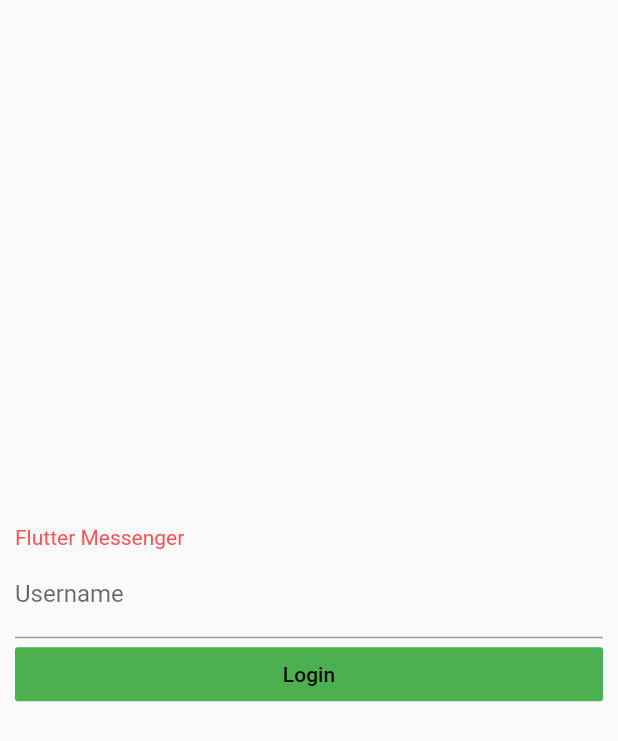
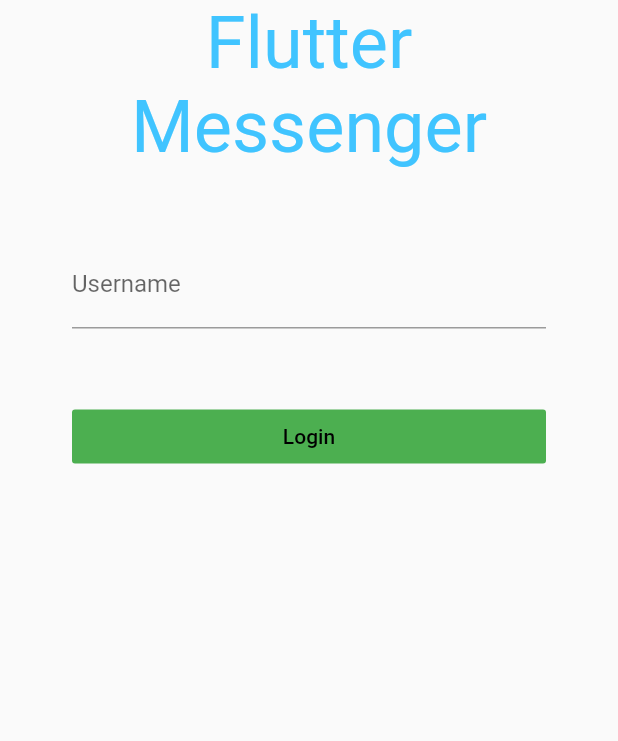
Before and after one commit to Pentomatics/FlutterMessenger, a Flutter app: the screen it shows after launch, on a phone screen of 412 x 824 dp. Shown: the top 741 px of the screen. Run offline on Flutter 3.47's test engine with Material 2 defaults, Android fonts, the phone set to English and light mode, and no system bars; our stand-ins replace cloud_firestore; accounts and stored records are empty.

Commit message:
Improved LoginPage layout

```diff
--- a/lib/pages/login_page.dart
+++ b/lib/pages/login_page.dart
@@ -8,6 +8,7 @@ import 'package:flutter_messenger/pages/chat_list_page.dart';
 
 // Todo ignore multiple button presses, login needs some seconds
 // Todo check internet connection
+// Todo transaction for creating a user
 
 class LoginPage extends StatefulWidget {
   @override
@@ -25,13 +26,12 @@ class LoginPageState extends State<LoginPage> {
   @override
   Widget build(BuildContext context) {
     _buildContext = context;
-    return Scaffold(
-      body: Center(
-        child: ListView(
-          shrinkWrap: true,
-          padding: EdgeInsets.all(10.0),
+
+    Widget authentication = new Container(
+      padding: EdgeInsets.all(48.0),
+      child: new Column(
+        crossAxisAlignment: CrossAxisAlignment.stretch,
         children: <Widget>[
-            new Text("Flutter Messenger", style: new TextStyle(color: Colors.redAccent)),
           new Form(
             key: _formKey,
             autovalidate: _autoValidate,
@@ -44,13 +44,30 @@ class LoginPageState extends State<LoginPage> {
               },
             ),
           ),
-            new FlatButton(
+          new Container(
+            padding: EdgeInsets.symmetric(vertical: 48.0),
+            child: new FlatButton(
               color: Colors.green,
               onPressed: _signInIfInputsAreValid,
               child: Text("Login", style: TextStyle(color: Colors.black)),
             ),
+          ),
         ],
       ),
+    );
+
+    return Scaffold(
+      body: new ListView(
+        children: <Widget>[
+          new Column(
+            mainAxisAlignment: MainAxisAlignment.center,
+            children: <Widget>[
+              new Text("Flutter", style: new TextStyle(fontSize: 48.0, color: Colors.lightBlueAccent)),
+              new Text("Messenger", style: new TextStyle(fontSize: 48.0, color: Colors.lightBlueAccent)),
+              authentication,
+            ],
+          ),
+        ],
       ),
     );
   }
```
Lines whose indentation alone changed are shown as unchanged.
